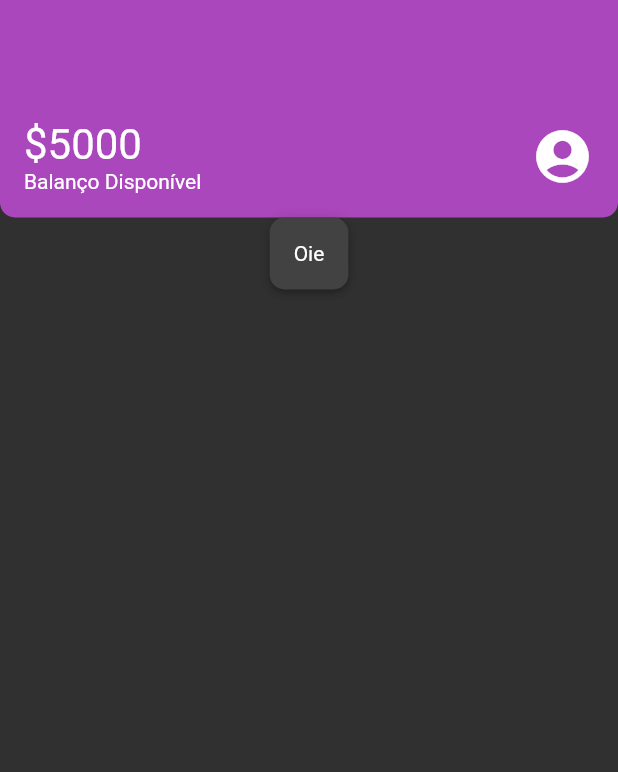
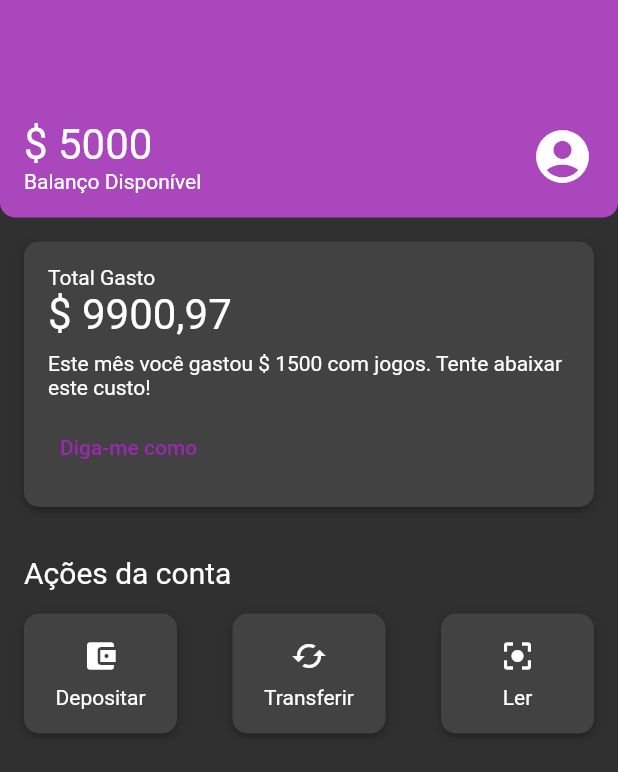
Before and after one commit to isabelaomaciel/codinbank, a Flutter app: the screen it shows after launch, on a phone screen of 412 x 824 dp. Shown: the top 772 px of the screen. Run offline on Flutter 3.47's test engine with Material 2 defaults, Android fonts, the phone set to English and light mode, and no system bars.

Commit message:
add elements

```diff
--- /dev/null
+++ b/lib/components/sections/account_actions.dart
@@ -0,0 +1,72 @@
+import 'package:codinbank/components/box_card.dart';
+import 'package:flutter/material.dart';
+
+class AccountActions extends StatelessWidget {
+  const AccountActions({Key? key}) : super(key: key);
+
+  @override
+  Widget build(BuildContext context) {
+    return Padding(
+      padding: const EdgeInsets.only(left: 16.0, right: 16.0),
+      child: Column(
+        crossAxisAlignment: CrossAxisAlignment.start,
+        children: [
+          Padding(
+            padding: const EdgeInsets.only(top: 16.0, bottom: 16.0),
+            child: Text(
+              'Ações da conta',
+              style: TextStyle(fontSize: 20),
+            ),
+          ),
+          Row(
+            mainAxisAlignment: MainAxisAlignment.spaceBetween,
+            children: [
+              BoxCard(
+                  content: _AccountActionsContent(
+                icon: Icon(Icons.account_balance_wallet),
+                text: 'Depositar',
+              )),
+              BoxCard(
+                content: _AccountActionsContent(
+                  icon: Icon(Icons.cached),
+                  text: 'Transferir',
+                ),
+              ),
+              BoxCard(
+                content: _AccountActionsContent(
+                  icon: Icon(Icons.center_focus_strong),
+                  text: 'Ler',
+                ),
+              ),
+            ],
+          ),
+        ],
+      ),
+    );
+  }
+}
+
+class _AccountActionsContent extends StatelessWidget {
+  final Icon icon;
+  final String text;
+
+  const _AccountActionsContent(
+      {Key? key, required this.text, required this.icon})
+      : super(key: key);
+
+  @override
+  Widget build(BuildContext context) {
+    return Container(
+      width: 70,
+      child: Column(
+        children: [
+          Padding(
+            padding: const EdgeInsets.only(bottom: 8.0),
+            child: icon,
+          ),
+          Text(text),
+        ],
+      ),
+    );
+  }
+}
--- a/lib/components/sections/header.dart
+++ b/lib/components/sections/header.dart
@@ -20,7 +20,7 @@ class Header extends StatelessWidget {
             Column(
               crossAxisAlignment: CrossAxisAlignment.start,
               children: [
-                Text('\$5000', style: TextStyle(fontSize: 28)),
+                Text('\$ 5000', style: TextStyle(fontSize: 28)),
                 Text('Balanço Disponível'),
               ],
             ),
--- /dev/null
+++ b/lib/components/sections/recent_activity.dart
@@ -0,0 +1,41 @@
+import 'package:codinbank/components/box_card.dart';
+import 'package:flutter/material.dart';
+
+class RecentActivity extends StatelessWidget {
+  const RecentActivity({Key? key}) : super(key: key);
+
+  @override
+  Widget build(BuildContext context) {
+    return Padding(
+      padding: const EdgeInsets.all(16.0),
+      child: BoxCard(content: _RecentActivityContent()),
+    );
+  }
+}
+
+class _RecentActivityContent extends StatelessWidget {
+  const _RecentActivityContent({Key? key}) : super(key: key);
+
+  @override
+  Widget build(BuildContext context) {
+    return Column(
+      crossAxisAlignment: CrossAxisAlignment.start,
+      children: [
+        Text('Total Gasto'),
+        Text(
+          '\$ 9900,97',
+          style: TextStyle(fontSize: 28),
+        ),
+        Padding(
+          padding: const EdgeInsets.only(top: 8.0, bottom: 8.0),
+          child: Text(
+              'Este mês você gastou \$ 1500 com jogos. Tente abaixar este custo!'),
+        ),
+        TextButton(
+          onPressed: () {},
+          child: Text('Diga-me como'),
+        ),
+      ],
+    );
+  }
+}
--- a/lib/screens/home.dart
+++ b/lib/screens/home.dart
@@ -1,4 +1,6 @@
+import 'package:codinbank/components/sections/account_actions.dart';
 import 'package:codinbank/components/sections/header.dart';
+import 'package:codinbank/components/sections/recent_activity.dart';
 import 'package:flutter/material.dart';
 import '../components/box_card.dart';
 
@@ -11,7 +13,8 @@ class Home extends StatelessWidget {
       body: Column(
         children: [
           Header(),
-          BoxCard(content: Text('Oie')),
+         RecentActivity(),
+          AccountActions(),
         ],
       ),
     );
```
